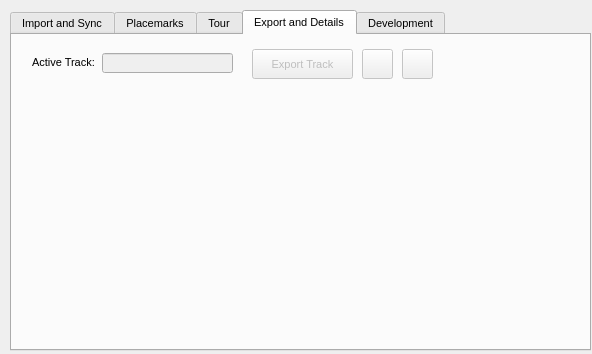
SeanKMcGinnis/250MilesCrossingPhila, file QGISPlugin/MilkMachine/ui_milkmachine.ui: the form before one commit.
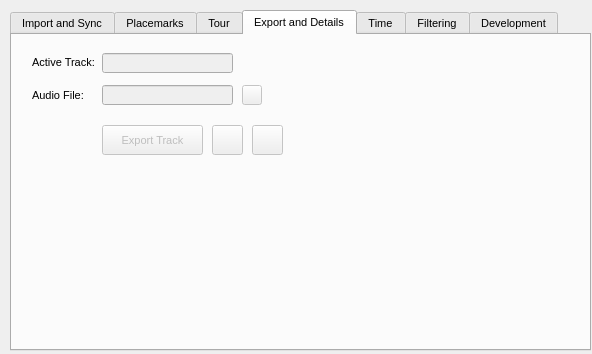
The form after the commit. The open tabs and pages were chosen to show the change. Icons and pictures are not drawn.

Commit message:
Audio Export to .kml/.kmz
Support was added for exporting an audio (.wav) file to the .kml/.kmz
output of the GPS track. The .wav file must be in the YYYYMMDDHHMMSS.wav
format. If there is a time delay from the GPS track and the audio, Milk
Machine will automatically populate the <gx:delayedStart> kml tag.

The edit to the form file:
```diff
--- a/QGISPlugin/MilkMachine/ui_milkmachine.ui
+++ b/QGISPlugin/MilkMachine/ui_milkmachine.ui
@@ -1628,8 +1628,8 @@
      </property>
      <property name="geometry">
       <rect>
-       <x>240</x>
-       <y>14</y>
+       <x>90</x>
+       <y>90</y>
        <width>101</width>
        <height>30</height>
       </rect>
@@ -1651,8 +1651,8 @@
      </property>
      <property name="geometry">
       <rect>
-       <x>350</x>
-       <y>14</y>
+       <x>200</x>
+       <y>90</y>
        <width>31</width>
        <height>30</height>
       </rect>
@@ -1680,8 +1680,8 @@
      </property>
      <property name="geometry">
       <rect>
-       <x>390</x>
-       <y>14</y>
+       <x>240</x>
+       <y>90</y>
        <width>31</width>
        <height>30</height>
       </rect>
@@ -1732,6 +1732,65 @@
       <string>&lt;html&gt;&lt;head/&gt;&lt;body&gt;&lt;p&gt;The selected layer in the table of contents.&lt;/p&gt;&lt;/body&gt;&lt;/html&gt;</string>
      </property>
     </widget>
+    <widget class="QPushButton" name="pushButton_export_audio_file">
+     <property name="enabled">
+      <bool>false</bool>
+     </property>
+     <property name="geometry">
+      <rect>
+       <x>230</x>
+       <y>50</y>
+       <width>20</width>
+       <height>20</height>
+      </rect>
+     </property>
+     <property name="toolTip">
+      <string>&lt;html&gt;&lt;head/&gt;&lt;body&gt;&lt;p&gt;Browse to .wav file that will be attached to the kmz or kml file. The name of the file must be formatted by date and time. example;&lt;/p&gt;&lt;p&gt;YYYYMMDDHHMMSS.wav&lt;/p&gt;&lt;p&gt;~/20140130124357.wav&lt;/p&gt;&lt;p&gt;Note: any text after the seconds is ignored, which can be used for other information.&lt;/p&gt;&lt;p&gt;The difference between the start of the audio and the start of the GPS track will be automatically applied to the &amp;quot;time delay&amp;quot; of the audio in the .kml/.kmz.&lt;/p&gt;&lt;/body&gt;&lt;/html&gt;</string>
+     </property>
+     <property name="icon">
+      <iconset resource="resources.qrc">
+       <normaloff>:/plugins/milkmachine/folder.png</normaloff>:/plugins/milkmachine/folder.png</iconset>
+     </property>
+    </widget>
+    <widget class="QLineEdit" name="lineEdit_export_audio">
+     <property name="enabled">
+      <bool>false</bool>
+     </property>
+     <property name="geometry">
+      <rect>
+       <x>90</x>
+       <y>50</y>
+       <width>131</width>
+       <height>20</height>
+      </rect>
+     </property>
+     <property name="toolTip">
+      <string>&lt;html&gt;&lt;head/&gt;&lt;body&gt;&lt;p&gt;Path to audio file that will be attached to kmz or kml.&lt;/p&gt;&lt;/body&gt;&lt;/html&gt;</string>
+     </property>
+    </widget>
+    <widget class="QLabel" name="label_33">
+     <property name="geometry">
+      <rect>
+       <x>20</x>
+       <y>50</y>
+       <width>61</width>
+       <height>20</height>
+      </rect>
+     </property>
+     <property name="text">
+      <string>Audio File:</string>
+     </property>
+    </widget>
+   </widget>
+   <widget class="QWidget" name="tab_2">
+    <attribute name="title">
+     <string>Time</string>
+    </attribute>
+   </widget>
+   <widget class="QWidget" name="tab_3">
+    <attribute name="title">
+     <string>Filtering</string>
+    </attribute>
    </widget>
    <widget class="QWidget" name="tab">
     <attribute name="title">
```
Left out of the diff: 4 changed lines with no effect on the pictures. The commit also changes 7 other files.
